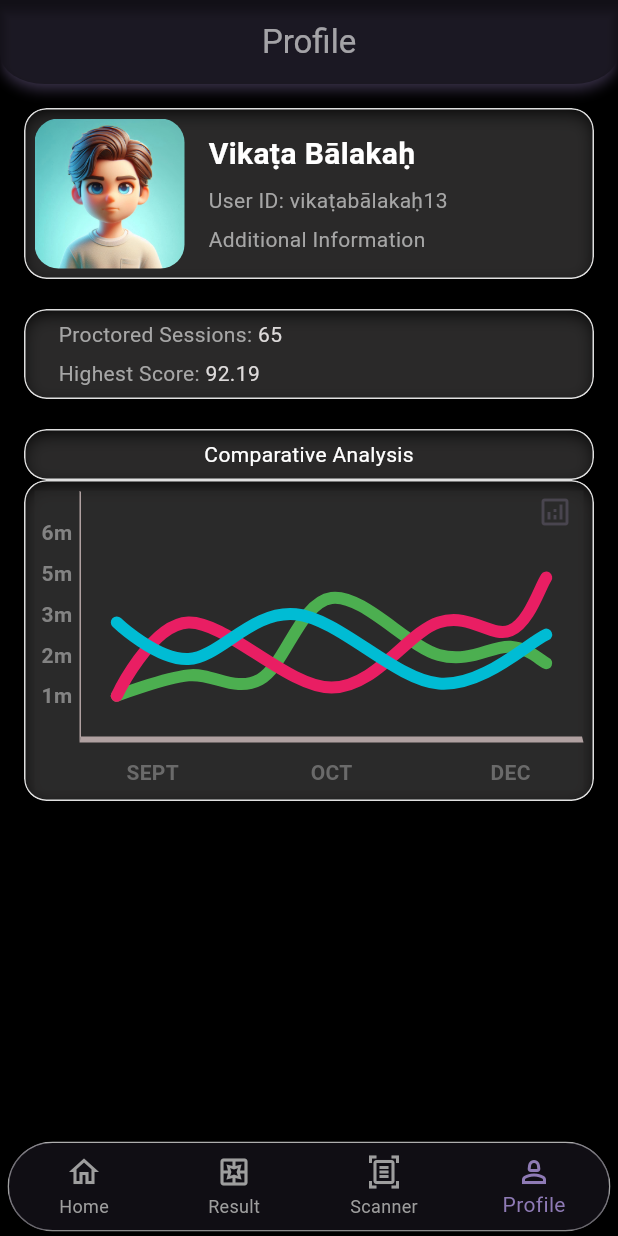
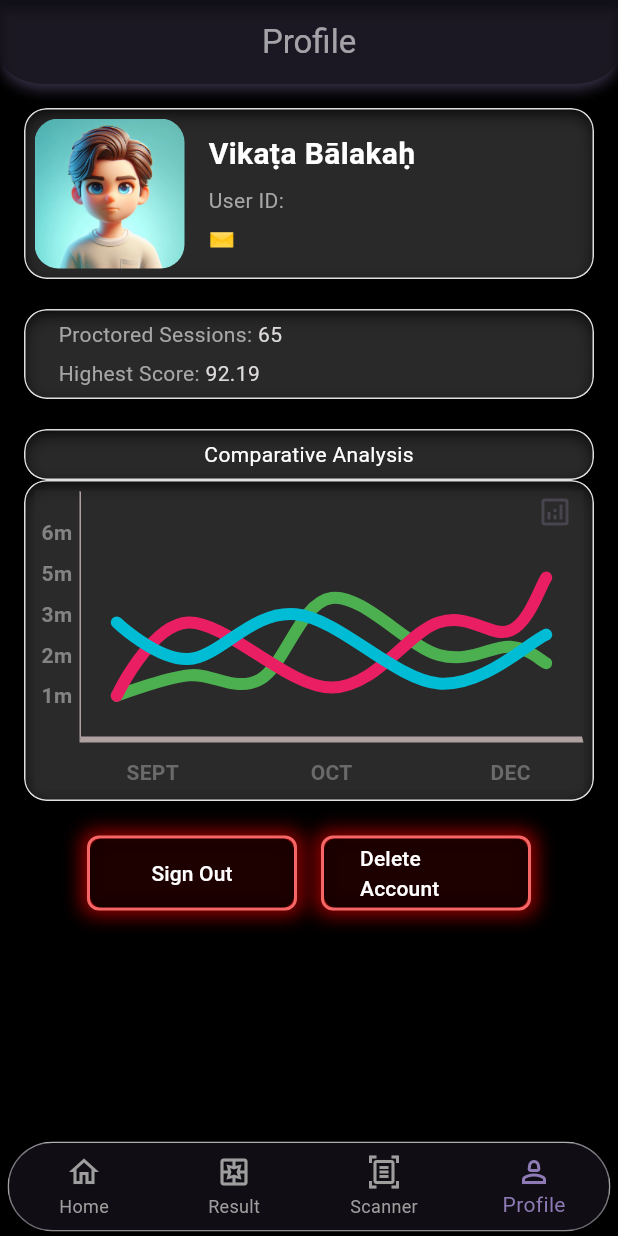
Before and after one commit to amartripathi0/Bi-Gaze, a Flutter app: the screen it shows once a user with an empty profile is signed in, item 4 of the bottom bar chosen, on a phone screen of 412 x 824 dp. Run offline on Flutter 3.47's test engine with Material 3 defaults, Android fonts, the phone set to English and light mode, and no system bars; drawn by our look-alikes of animated_background, fl_chart; our stand-ins replace animated_splash_screen, camera, firebase_auth, firebase_core, glass_kit, glassmorphism and 4 more; missing offline and left inert: cool_card_swiper, dart_ping, flutter_facebook_auth, flutter_tflite, internet_speed_meter, qr_code_scanner and 1 more; accounts and stored records are empty.

Commit message:
signout added to profile page

```diff
--- a/lib/ui/page/profile_page.dart
+++ b/lib/ui/page/profile_page.dart
@@ -1,7 +1,9 @@
 // ignore_for_file: deprecated_member_use
 
+import 'package:bigaze/services/firebase_auth_methods.dart';
 import 'package:bigaze/ui/page/charts/line_chart.dart';
 import 'package:bigaze/ui/page/common/widget/bottomnavigationbar.dart';
+import 'package:bigaze/widgets/custom_button.dart';
 import 'package:bigaze/widgets/profilecard.dart';
 import 'package:bigaze/widgets/profilecardplaceholder.dart';
 import 'package:bigaze/widgets/profileproctorcard.dart';
@@ -11,6 +13,7 @@ import 'package:bigaze/ui/page/home_page.dart';
 import 'package:bigaze/ui/page/result_page.dart';
 import 'package:bigaze/ui/page/scanner_page.dart';
 import 'package:animated_background/animated_background.dart';
+import 'package:provider/provider.dart';
 
 class ProfilePage extends StatefulWidget {
   const ProfilePage({super.key});
@@ -59,6 +62,7 @@ class _ProfilePageState extends State<ProfilePage>
 
   @override
   Widget build(BuildContext context) {
+    final user = context.read<FirebaseAuthMethods>().user;
     return WillPopScope(
       onWillPop: () async {
         // Navigate to the home page when the back button is pressed
@@ -80,40 +84,64 @@ class _ProfilePageState extends State<ProfilePage>
           behaviour: SpaceBehaviour(
               backgroundColor: const Color.fromARGB(255, 0, 0, 0)),
           vsync: this,
-          child: const Center(
+          child: Center(
             child: Padding(
-              padding: EdgeInsets.all(16.0),
+              padding: const EdgeInsets.all(16.0),
               child: Column(
                 children: [
                   ProfileCard(
                     imagePath: 'assets/images/test_assets/profile_demo.jpeg',
-                    name: 'Vikaṭa Bālakaḥ',
-                    userId: 'vikaṭabālakaḥ13',
-                    additionalInfo: 'Additional Information',
+                    name:
+                        user.displayName != null && user.displayName!.isNotEmpty
+                            ? user.displayName!
+                            : 'Vikaṭa Bālakaḥ',
+                    userId: user.uid,
+                    additionalInfo: '✉️ ${user.email}' ?? '🫰🏻',
                   ),
-                  SizedBox(
+                  const SizedBox(
                     height: 20,
                   ),
-                  ExamStatisticsWidget(
+                  const ExamStatisticsWidget(
                       proctoredSessions: 65, highestScore: 92.19),
-                  SizedBox(
+                  const SizedBox(
                     height: 20,
                   ),
                   // ----------------------------------------------------------
-                  ProfileCardPlaceholder(
+                  const ProfileCardPlaceholder(
                     child: Text(
                       "Comparative Analysis",
                       style: TextStyle(color: Colors.white),
                     ),
                   ),
-                  ProfileCardPlaceholder(
+                  const ProfileCardPlaceholder(
                     child: SizedBox(
                       height: 200,
                       child: LineChartWidget(),
                     ),
-                  )
-
+                  ),
                   // -----------------------------------------------------------
+                  const SizedBox(
+                    height: 15,
+                  ),
+                  Row(
+                    mainAxisAlignment: MainAxisAlignment.center,
+                    children: [
+                      CustomAlertButton(
+                        onTap: () {
+                          context.read<FirebaseAuthMethods>().signOut(context);
+                        },
+                        text: 'Sign Out',
+                      ),
+                      CustomAlertButton(
+                        onTap: () {
+                          context
+                              .read<FirebaseAuthMethods>()
+                              .deleteAccount(context);
+                        },
+                        text: 'Delete Account',
+                      ),
+                    ],
+                  ),
                 ],
               ),
             ),
--- a/lib/widgets/custom_button.dart
+++ b/lib/widgets/custom_button.dart
@@ -106,3 +106,62 @@ class CustomIconButton extends StatelessWidget {
     );
   }
 }
+
+class CustomAlertButton extends StatelessWidget {
+  const CustomAlertButton({
+    super.key,
+    required this.onTap,
+    required this.text,
+  });
+
+  final String text;
+  final VoidCallback onTap;
+
+  @override
+  Widget build(BuildContext context) {
+    return Padding(
+      padding: const EdgeInsets.all(8.0),
+      child: Container(
+        width: 140,
+        height: 50,
+        decoration: BoxDecoration(
+          borderRadius: BorderRadius.circular(8),
+          border: Border.all(
+            color:
+                const Color.fromARGB(255, 245, 103, 103), // White border color
+            width: 2, // Border width
+          ),
+          boxShadow: [
+            BoxShadow(
+              color: const Color.fromARGB(255, 255, 0, 0)
+                  .withOpacity(0.6), // Cyan shadow color with opacity
+              spreadRadius: 3, // Spreads the shadow to create a glowing effect
+              blurRadius: 10, // Softens the shadow
+            ),
+          ],
+        ),
+        child: ClipRRect(
+          borderRadius:
+              BorderRadius.circular(8), // Same border radius as container
+          child: ElevatedButton(
+            style: ElevatedButton.styleFrom(
+              backgroundColor:
+                  const Color.fromARGB(193, 0, 0, 0), // Transparent background
+              shadowColor:
+                  const Color.fromARGB(209, 0, 0, 0), // No internal shadow
+              shape: RoundedRectangleBorder(
+                borderRadius: BorderRadius.circular(
+                    8), // Match the shape of the container
+              ),
+            ),
+            onPressed: onTap,
+            child: Text(
+              text,
+              style: const TextStyle(color: Colors.white), // White text color
+            ),
+          ),
+        ),
+      ),
+    );
+  }
+}
```
